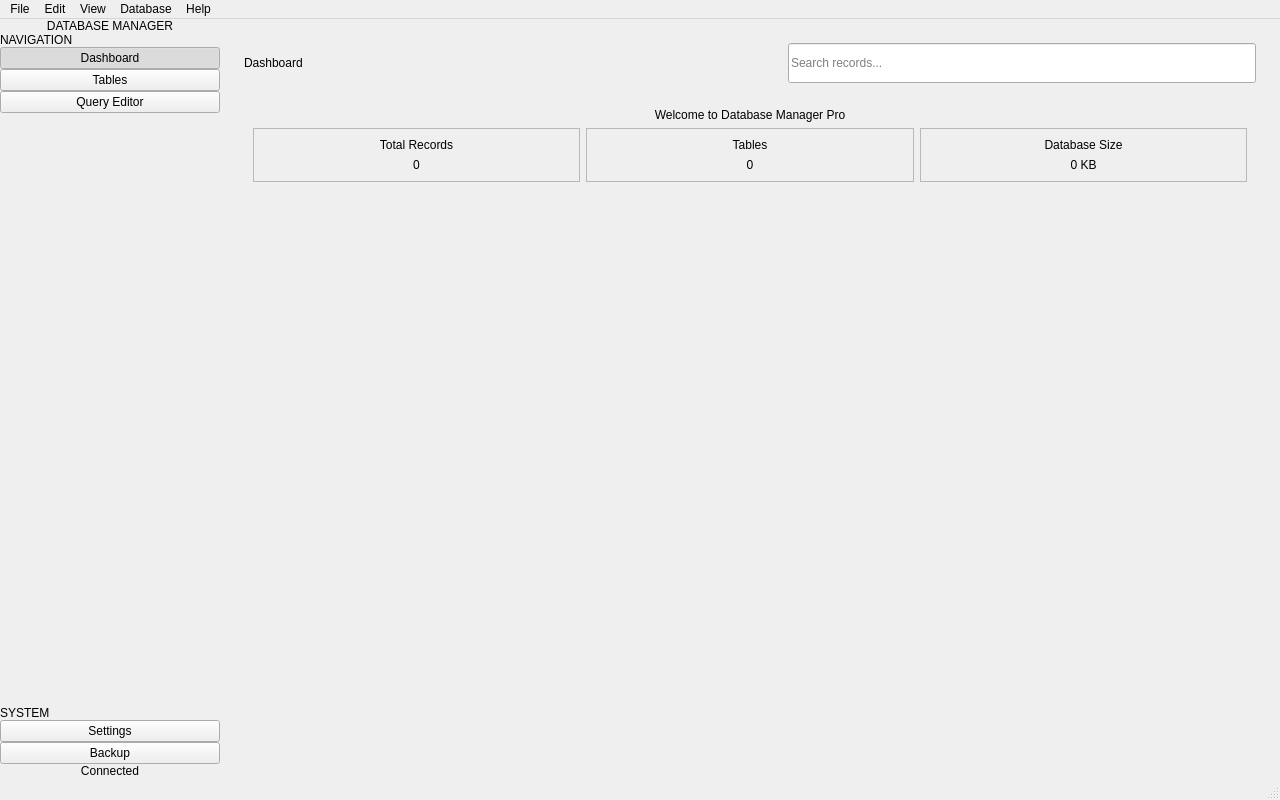
This is mainwindow.ui in lawrenceegr/DBUI as Qt 5 draws it before an edit. The edited form follows.
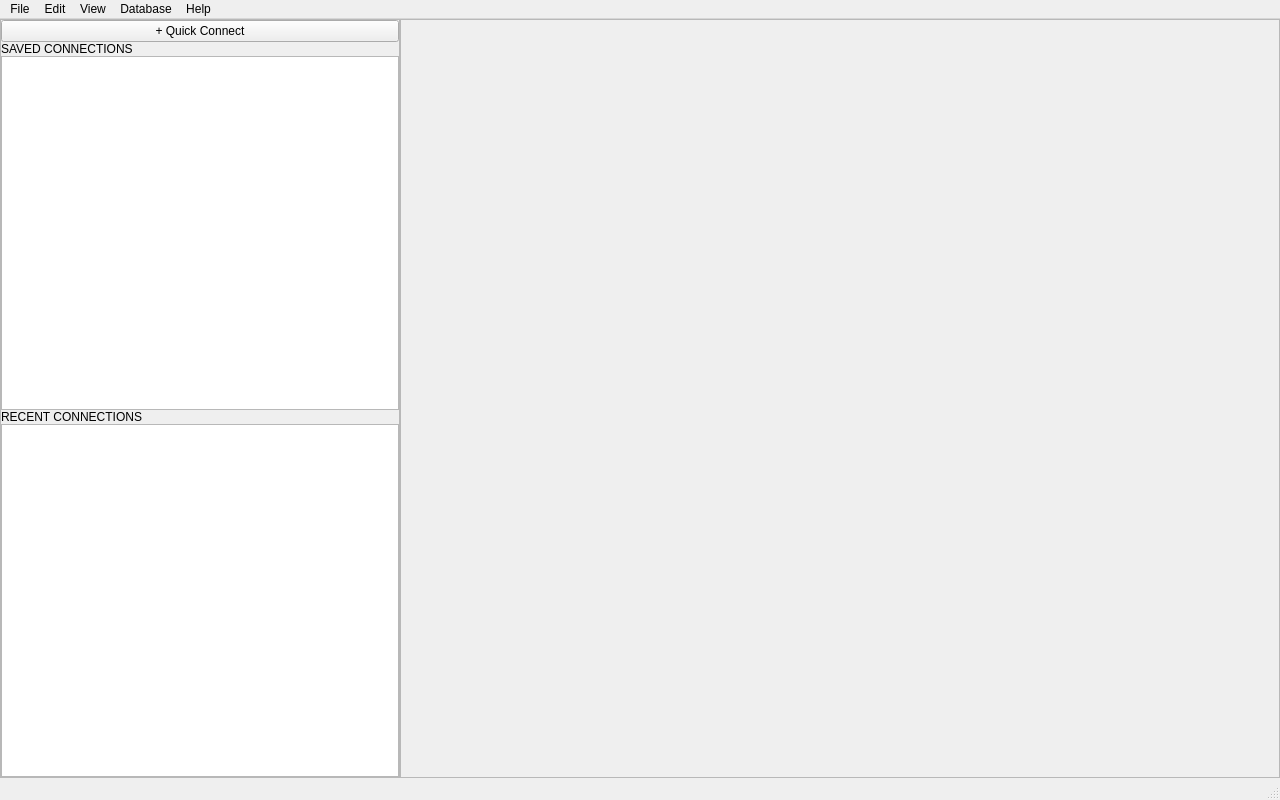
This is the edited form.

What changed in the file:
```diff
--- a/mainwindow.ui
+++ b/mainwindow.ui
@@ -14,7 +14,143 @@
    <string>Database Manager Pro</string>
   </property>
   <widget class="QWidget" name="centralwidget">
-   <layout class="QHBoxLayout" name="mainHorizontalLayout">
+   <layout class="QVBoxLayout" name="centralLayout">
+    <property name="spacing">
+     <number>0</number>
+    </property>
+    <property name="leftMargin">
+     <number>0</number>
+    </property>
+    <property name="topMargin">
+     <number>0</number>
+    </property>
+    <property name="rightMargin">
+     <number>0</number>
+    </property>
+    <property name="bottomMargin">
+     <number>0</number>
+    </property>
+    <item>
+     <widget class="QStackedWidget" name="appStack">
+      <property name="currentIndex">
+       <number>0</number>
+      </property>
+      <widget class="QWidget" name="landingPage">
+       <layout class="QHBoxLayout" name="landingPageLayout">
+        <property name="spacing">
+         <number>0</number>
+        </property>
+        <property name="leftMargin">
+         <number>0</number>
+        </property>
+        <property name="topMargin">
+         <number>0</number>
+        </property>
+        <property name="rightMargin">
+         <number>0</number>
+        </property>
+        <property name="bottomMargin">
+         <number>0</number>
+        </property>
+        <item>
+         <widget class="QFrame" name="connectionsListPanel">
+          <property name="minimumSize">
+           <size>
+            <width>300</width>
+            <height>0</height>
+           </size>
+          </property>
+          <property name="maximumSize">
+           <size>
+            <width>400</width>
+            <height>16777215</height>
+           </size>
+          </property>
+          <property name="frameShape">
+           <enum>QFrame::Shape::StyledPanel</enum>
+          </property>
+          <layout class="QVBoxLayout" name="connectionsListLayout">
+           <property name="spacing">
+            <number>0</number>
+           </property>
+           <property name="leftMargin">
+            <number>0</number>
+           </property>
+           <property name="topMargin">
+            <number>0</number>
+           </property>
+           <property name="rightMargin">
+            <number>0</number>
+           </property>
+           <property name="bottomMargin">
+            <number>0</number>
+           </property>
+           <item>
+            <widget class="QPushButton" name="btnQuickConnect">
+             <property name="text">
+              <string>+ Quick Connect</string>
+             </property>
+            </widget>
+           </item>
+           <item>
+            <widget class="QLabel" name="savedConnectionsLabel">
+             <property name="text">
+              <string>SAVED CONNECTIONS</string>
+             </property>
+            </widget>
+           </item>
+           <item>
+            <widget class="QListWidget" name="savedConnectionsList">
+             <property name="alternatingRowColors">
+              <bool>false</bool>
+             </property>
+            </widget>
+           </item>
+           <item>
+            <widget class="QLabel" name="recentConnectionsLabel">
+             <property name="text">
+              <string>RECENT CONNECTIONS</string>
+             </property>
+            </widget>
+           </item>
+           <item>
+            <widget class="QListWidget" name="recentConnectionsList">
+             <property name="alternatingRowColors">
+              <bool>false</bool>
+             </property>
+            </widget>
+           </item>
+          </layout>
+         </widget>
+        </item>
+        <item>
+         <widget class="QFrame" name="connectionFormPanel">
+          <property name="frameShape">
+           <enum>QFrame::Shape::StyledPanel</enum>
+          </property>
+          <layout class="QVBoxLayout" name="connectionFormPanelLayout">
+           <property name="spacing">
+            <number>0</number>
+           </property>
+           <property name="leftMargin">
+            <number>0</number>
+           </property>
+           <property name="topMargin">
+            <number>0</number>
+           </property>
+           <property name="rightMargin">
+            <number>0</number>
+           </property>
+           <property name="bottomMargin">
+            <number>0</number>
+           </property>
+          </layout>
+         </widget>
+        </item>
+       </layout>
+      </widget>
+      <widget class="QWidget" name="connectedPage">
+       <layout class="QHBoxLayout" name="connectedPageLayout">
     <property name="spacing">
      <number>0</number>
     </property>
@@ -34,13 +170,13 @@
      <widget class="QFrame" name="sidebarFrame">
       <property name="minimumSize">
        <size>
-        <width>220</width>
+            <width>200</width>
         <height>0</height>
        </size>
       </property>
       <property name="maximumSize">
        <size>
-        <width>220</width>
+            <width>200</width>
         <height>16777215</height>
        </size>
       </property>
@@ -77,19 +213,6 @@
          </property>
         </widget>
        </item>
-       <item>
-        <widget class="QPushButton" name="btnDashboard">
-         <property name="text">
-          <string>Dashboard</string>
-         </property>
-         <property name="checkable">
-          <bool>true</bool>
-         </property>
-         <property name="checked">
-          <bool>true</bool>
-         </property>
-        </widget>
-       </item>
        <item>
         <widget class="QPushButton" name="btnTables">
          <property name="text">
@@ -98,6 +221,9 @@
          <property name="checkable">
           <bool>true</bool>
          </property>
+             <property name="checked">
+              <bool>true</bool>
+             </property>
         </widget>
        </item>
        <item>
@@ -140,7 +266,7 @@
        <item>
         <widget class="QPushButton" name="btnBackup">
          <property name="text">
-          <string>Backup</string>
+              <string>Disconnect</string>
          </property>
         </widget>
        </item>
@@ -179,7 +305,7 @@
         <item>
          <widget class="QLabel" name="pageTitle">
           <property name="text">
-           <string>Dashboard</string>
+               <string>Tables</string>
           </property>
          </widget>
         </item>
@@ -219,124 +345,6 @@
         <property name="currentIndex">
          <number>0</number>
         </property>
-        <widget class="QWidget" name="dashboardPage">
-         <layout class="QVBoxLayout" name="dashboardLayout">
-          <item>
-           <widget class="QLabel" name="dashboardWelcome">
-            <property name="text">
-             <string>Welcome to Database Manager Pro</string>
-            </property>
-            <property name="alignment">
-             <set>Qt::AlignmentFlag::AlignCenter</set>
-            </property>
-           </widget>
-          </item>
-          <item>
-           <layout class="QHBoxLayout" name="statsLayout">
-            <item>
-             <widget class="QFrame" name="statCard1">
-              <property name="frameShape">
-               <enum>QFrame::Shape::StyledPanel</enum>
-              </property>
-              <layout class="QVBoxLayout" name="statCard1Layout">
-               <item>
-                <widget class="QLabel" name="statLabel1">
-                 <property name="text">
-                  <string>Total Records</string>
-                 </property>
-                 <property name="alignment">
-                  <set>Qt::AlignmentFlag::AlignCenter</set>
-                 </property>
-                </widget>
-               </item>
-               <item>
-                <widget class="QLabel" name="statValue1">
-                 <property name="text">
-                  <string>0</string>
-                 </property>
-                 <property name="alignment">
-                  <set>Qt::AlignmentFlag::AlignCenter</set>
-                 </property>
-                </widget>
-               </item>
-              </layout>
-             </widget>
-            </item>
-            <item>
-             <widget class="QFrame" name="statCard2">
-              <property name="frameShape">
-               <enum>QFrame::Shape::StyledPanel</enum>
-              </property>
-              <layout class="QVBoxLayout" name="statCard2Layout">
-               <item>
-                <widget class="QLabel" name="statLabel2">
-                 <property name="text">
-                  <string>Tables</string>
-                 </property>
-                 <property name="alignment">
-                  <set>Qt::AlignmentFlag::AlignCenter</set>
-                 </property>
-                </widget>
-               </item>
-               <item>
-                <widget class="QLabel" name="statValue2">
-                 <property name="text">
-                  <string>0</string>
-                 </property>
-                 <property name="alignment">
-                  <set>Qt::AlignmentFlag::AlignCenter</set>
-                 </property>
-                </widget>
-               </item>
-              </layout>
-             </widget>
-            </item>
-            <item>
-             <widget class="QFrame" name="statCard3">
-              <property name="frameShape">
-               <enum>QFrame::Shape::StyledPanel</enum>
-              </property>
-              <layout class="QVBoxLayout" name="statCard3Layout">
-               <item>
-                <widget class="QLabel" name="statLabel3">
-                 <property name="text">
-                  <string>Database Size</string>
-                 </property>
-                 <property name="alignment">
-                  <set>Qt::AlignmentFlag::AlignCenter</set>
-                 </property>
-                </widget>
-               </item>
-               <item>
-                <widget class="QLabel" name="statValue3">
-                 <property name="text">
-                  <string>0 KB</string>
-                 </property>
-                 <property name="alignment">
-                  <set>Qt::AlignmentFlag::AlignCenter</set>
-                 </property>
-                </widget>
-               </item>
-              </layout>
-             </widget>
-            </item>
-           </layout>
-          </item>
-          <item>
-           <spacer name="dashboardSpacer">
-            <property name="orientation">
-             <enum>Qt::Orientation::Vertical</enum>
-            </property>
-            <property name="sizeHint" stdset="0">
-             <size>
-              <width>20</width>
-              <height>40</height>
-             </size>
-            </property>
-           </spacer>
-          </item>
-         </layout>
-        </widget>
         <widget class="QWidget" name="tablesPage">
          <layout class="QHBoxLayout" name="tablesPageLayout">
           <property name="spacing">
@@ -617,6 +625,10 @@
        </widget>
       </item>
      </layout>
+        </item>
+       </layout>
+      </widget>
+     </widget>
     </item>
    </layout>
   </widget>
```
Left out of the diff: 26 changed lines with no effect on the pictures. Lines whose indentation alone changed are shown as unchanged.
